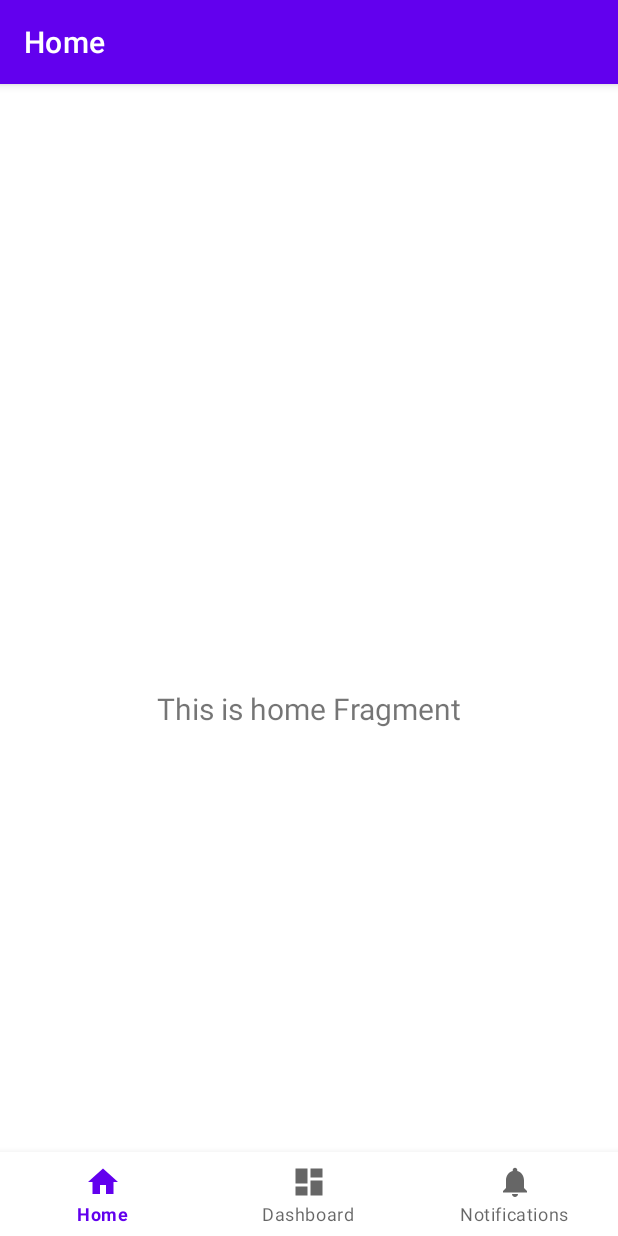
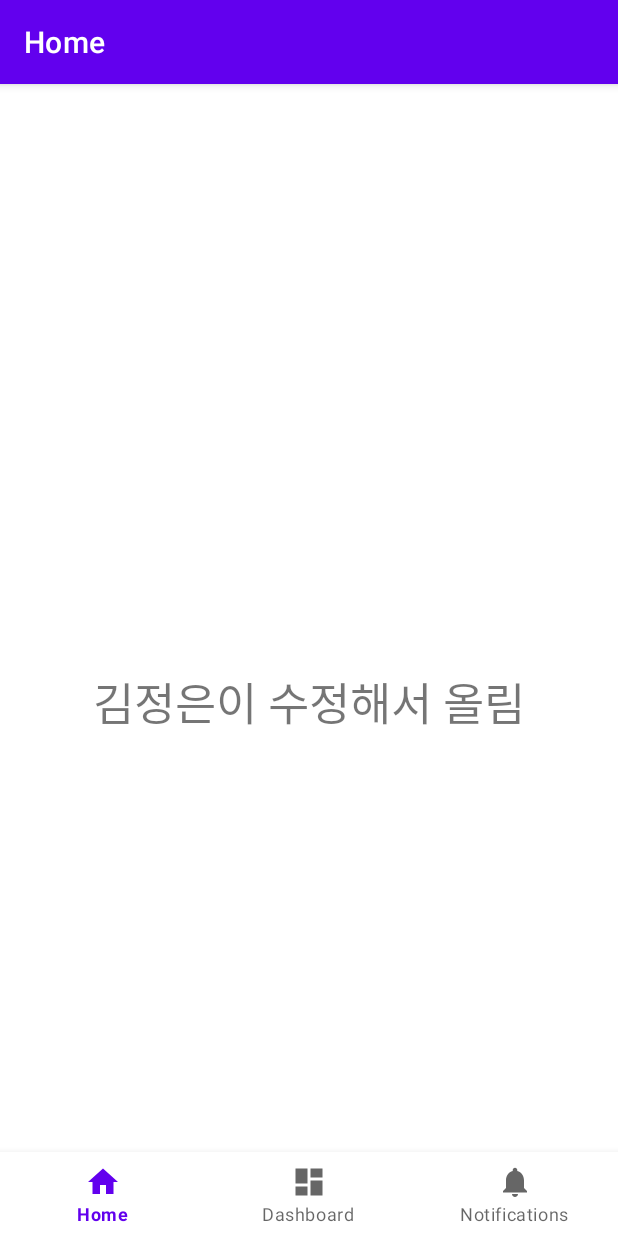
Before and after one commit to epdlrnldudnj/MI, an Android app: the screen it shows after launch (MainActivity), on a phone screen of 412 x 824 dp. Run offline under Robolectric (Android 15) with nearby library versions, the phone set to English and light mode, and no system bars; our stand-ins replace navigation-ui; 2 statements that could not run were skipped.

Commit message:
test commit

```diff
--- a/app/src/main/res/layout/fragment_home.xml
+++ b/app/src/main/res/layout/fragment_home.xml
@@ -7,14 +7,11 @@
     tools:context=".ui.home.HomeFragment">
 
     <TextView
-        android:id="@+id/text_home"
-        android:layout_width="match_parent"
+        android:id="@+id/textView"
+        android:layout_width="wrap_content"
         android:layout_height="wrap_content"
-        android:layout_marginStart="8dp"
-        android:layout_marginTop="8dp"
-        android:layout_marginEnd="8dp"
-        android:textAlignment="center"
-        android:textSize="20sp"
+        android:text="김정은이 수정해서 올림"
+        android:textSize="30sp"
         app:layout_constraintBottom_toBottomOf="parent"
         app:layout_constraintEnd_toEndOf="parent"
         app:layout_constraintStart_toStartOf="parent"
```
